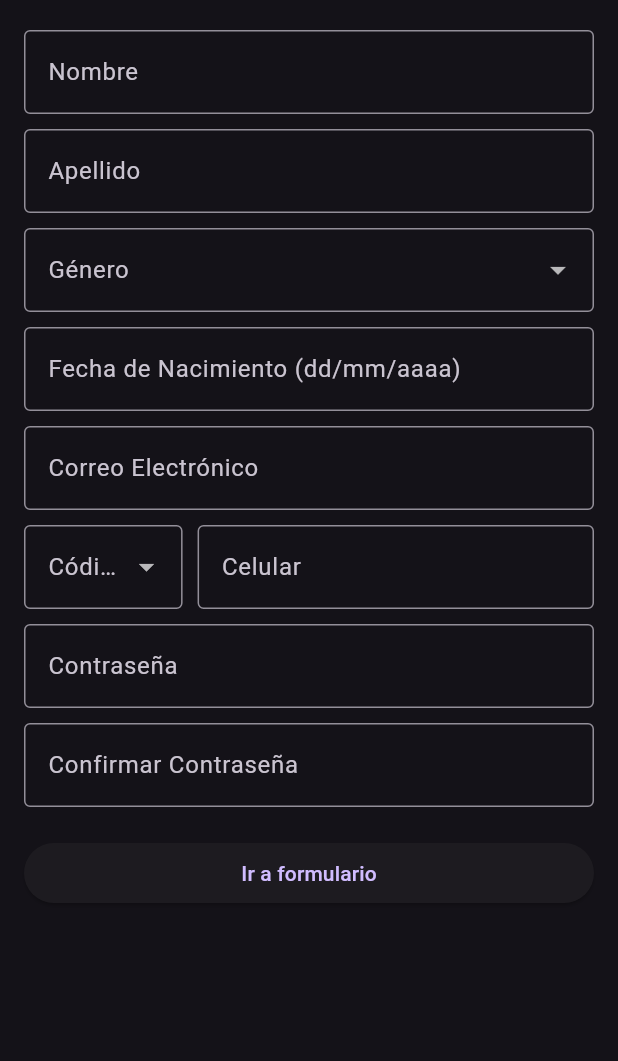
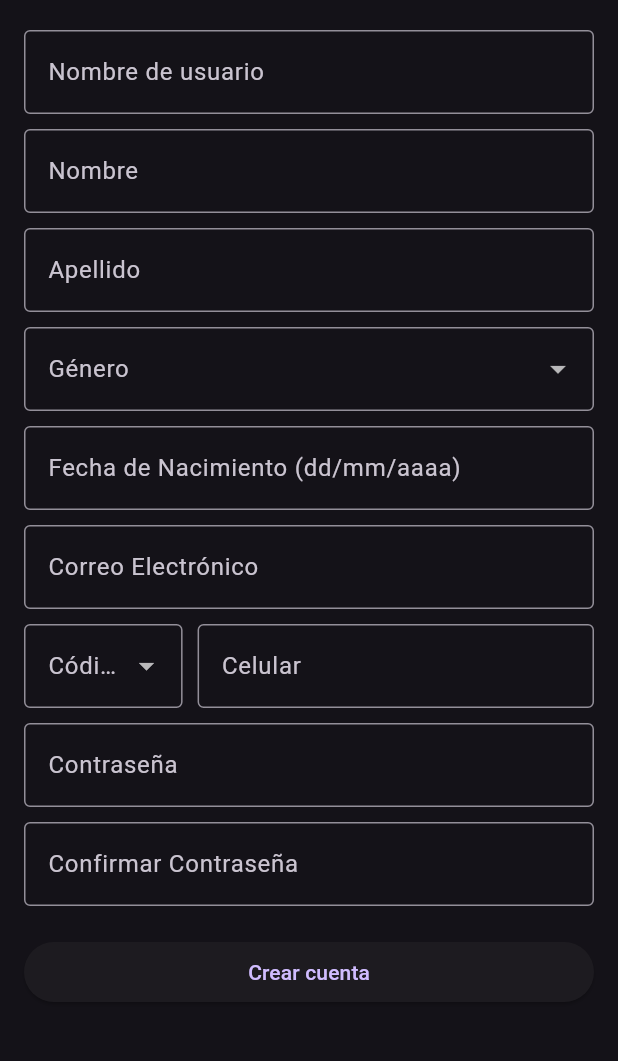
Before and after one commit to Aid-Code/PF-Medifest-Maid-Krasnov-Yedid-Jakubowicz, a Flutter app: the RegisterScreen screen opened by its route, on a phone screen of 412 x 824 dp, the part 159-1220 px from its top. Run offline on Flutter 3.47's test engine with Material 3 defaults, Android fonts, the phone set to English and light mode, and no system bars; our stand-ins replace go_router.

Commit message:
Codigo con clases a medias

```diff
--- a/lib/core/app_router.dart
+++ b/lib/core/app_router.dart
@@ -1,11 +1,10 @@
-
-
 import 'package:go_router/go_router.dart';
 import 'package:myapp/screen/eligerol_screen.dart';
 import 'package:myapp/screen/home_screen.dart';
 import 'package:myapp/screen/login_screen.dart';
 import 'package:myapp/screen/registro_screen.dart';
 import 'package:myapp/screen/registrodoctor_screen.dart';
+import 'package:myapp/entities/user.dart'; // Importa la clase User
 
 final appRouter = GoRouter(
   routes: [
@@ -17,7 +16,10 @@ final appRouter = GoRouter(
     GoRoute(
       name: HomeScreen.name,
       path: '/home',
-      builder: (context, state) => HomeScreen(userName: state.extra as String),
+      builder: (context, state) {
+        final user = state.extra as User; // Pasamos el objeto User
+        return HomeScreen(user: user);
+      },
     ),
     GoRoute(
       name: EligeRol.name,
--- a/lib/entities/user.dart
+++ b/lib/entities/user.dart
@@ -1,6 +1,21 @@
 class User {
-  final String username;
-  final String password;
+  final String username; // Requerido
+  final String password; // Requerido
+  final String? firstName; // Opcional
+  final String? lastName; // Opcional
+  final String? email; // Opcional
+  final String? phone; // Opcional
+  final String? gender; // Opcional
+  final DateTime? birthDate; // Opcional
 
-  User({required this.username, required this.password});
+  User({
+    required this.username,
+    required this.password,
+    this.firstName,
+    this.lastName,
+    this.email,
+    this.phone,
+    this.gender,
+    this.birthDate,
+  });
 }
--- a/lib/screen/registro_screen.dart
+++ b/lib/screen/registro_screen.dart
@@ -1,4 +1,5 @@
 import 'package:flutter/material.dart';
+import 'package:myapp/entities/user.dart'; // Asegúrate de importar la clase User
 
 class RegisterScreen extends StatefulWidget {
   static const name = 'RegisterScreen';
@@ -8,6 +9,7 @@ class RegisterScreen extends StatefulWidget {
 }
 
 class _RegisterScreenState extends State<RegisterScreen> {
+  TextEditingController usernameController = TextEditingController();
   TextEditingController firstNameController = TextEditingController();
   TextEditingController lastNameController = TextEditingController();
   TextEditingController emailController = TextEditingController();
@@ -20,7 +22,7 @@ class _RegisterScreenState extends State<RegisterScreen> {
   String? selectedCountryCode;
 
   final List<String> genders = ['Masculino', 'Femenino', 'No binario', 'Otro'];
-  final List<String> countryCodes = ['+1', '+44', '+91', '+34']; // Puedes agregar más códigos de país aquí
+  final List<String> countryCodes = ['+1', '+44', '+91', '+34'];
 
   String formatDate(DateTime date) {
     return '${date.day.toString().padLeft(2, '0')}/${date.month.toString().padLeft(2, '0')}/${date.year}';
@@ -43,6 +45,14 @@ class _RegisterScreenState extends State<RegisterScreen> {
               textAlign: TextAlign.center,
             ),
             const SizedBox(height: 20),
+            TextField(
+              controller: usernameController,
+              decoration: const InputDecoration(
+                labelText: 'Nombre de usuario',
+                border: OutlineInputBorder(),
+              ),
+            ),
+            const SizedBox(height: 10),
             TextField(
               controller: firstNameController,
               decoration: const InputDecoration(
@@ -165,9 +175,28 @@ class _RegisterScreenState extends State<RegisterScreen> {
             const SizedBox(height: 20),
             ElevatedButton(
               onPressed: () {
-                // Lógica para el botón "Ir a formulario"
+                // Lógica para crear el nuevo usuario
+                if (passwordController.text == confirmPasswordController.text) {
+                  User newUser = User(
+                    username: usernameController.text,
+                    password: passwordController.text,
+                    firstName: firstNameController.text,
+                    lastName: lastNameController.text,
+                    email: emailController.text,
+                    phone: phoneController.text,
+                    gender: selectedGender ?? 'No especificado',
+                    birthDate: DateTime.tryParse(birthDateController.text.split('/').reversed.join('-')),
+                  );
+
+                  // Aquí puedes agregar lógica para almacenar el nuevo usuario
+                  // y navegar a otra pantalla si es necesario
+                } else {
+                  ScaffoldMessenger.of(context).showSnackBar(
+                    const SnackBar(content: Text('Las contraseñas no coinciden')),
+                  );
+                }
               },
-              child: const Text('Ir a formulario'),
+              child: const Text('Crear cuenta'),
             ),
           ],
         ),
```
Also changed, not shown: lib/screen/login_screen.dart (+11 -14 lines), lib/screen/home_screen.dart (line endings or trailing spaces).
